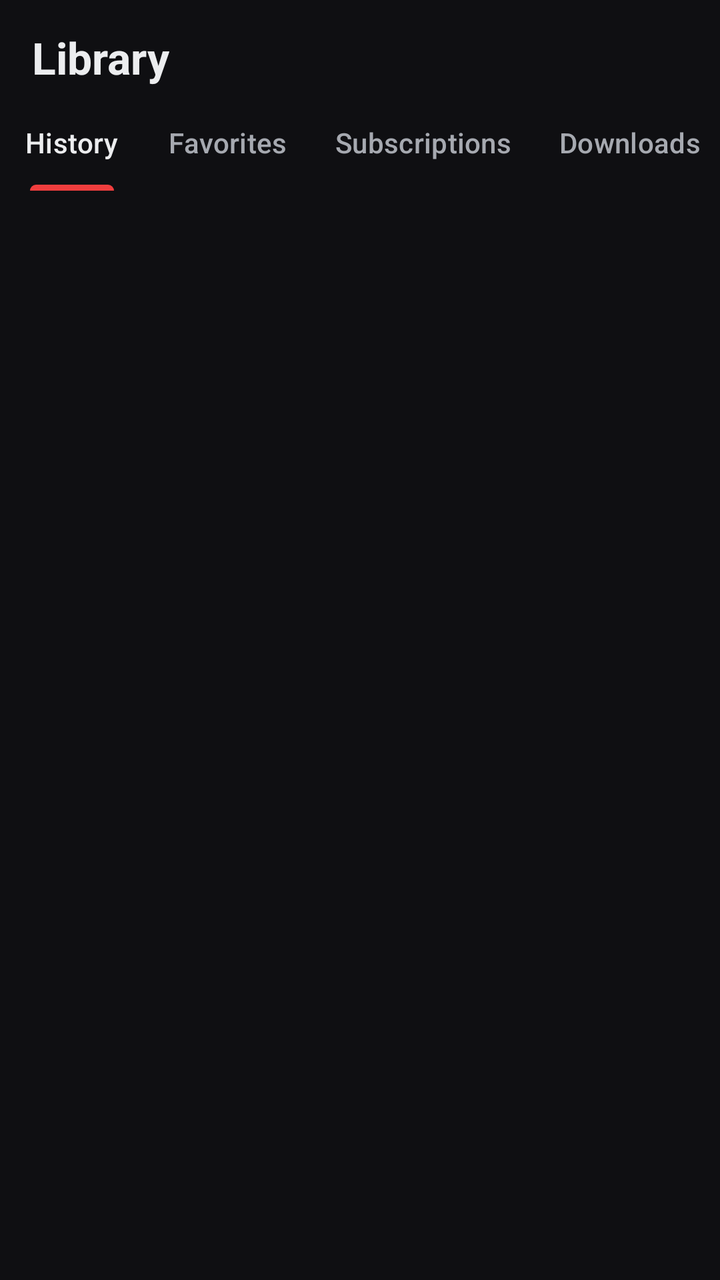
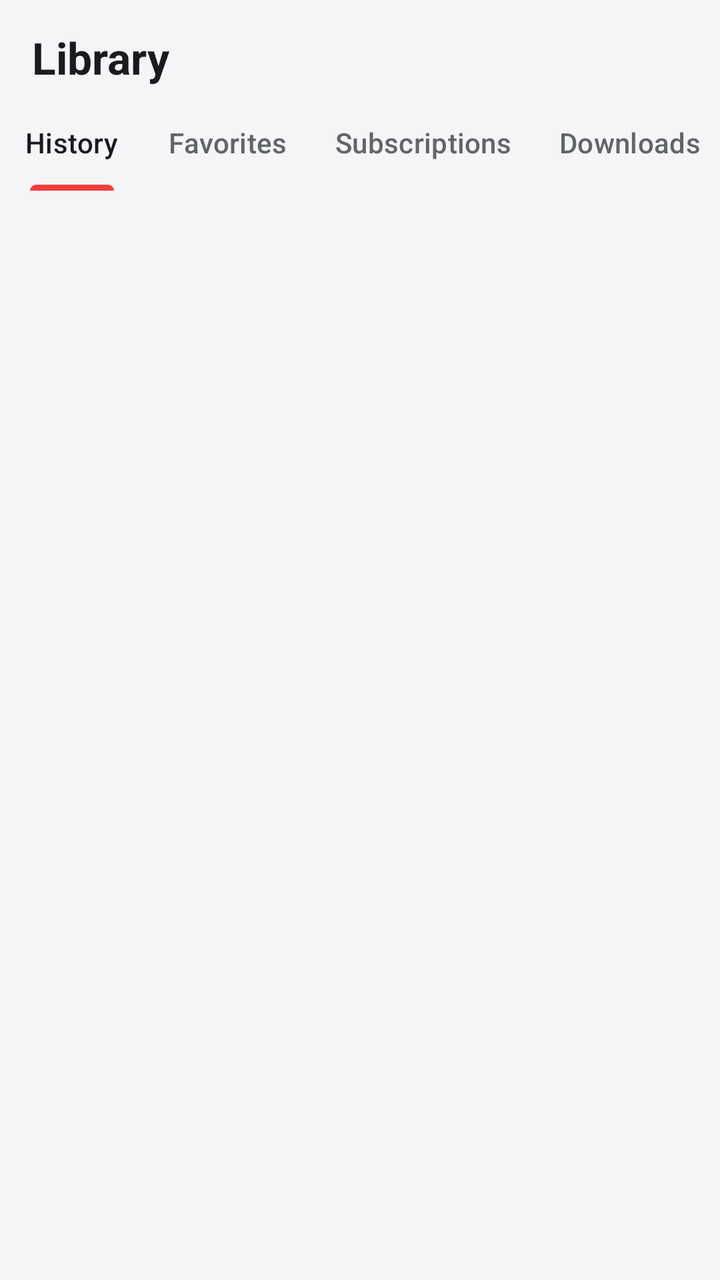

An Android layout rendered at two revisions. The XML below is the earlier revision; the diff shows what the commit changed to produce the second picture.
<!-- AndroidManifest.xml: application theme Theme.SparkTube -->
<!-- res/layout/fragment_library.xml -->
<?xml version="1.0" encoding="utf-8"?>
<LinearLayout xmlns:android="http://schemas.android.com/apk/res/android"
    xmlns:app="http://schemas.android.com/apk/res-auto"
    android:layout_width="match_parent"
    android:layout_height="match_parent"
    android:background="@color/bg"
    android:orientation="vertical">

    <TextView
        android:layout_width="wrap_content"
        android:layout_height="wrap_content"
        android:layout_marginStart="16dp"
        android:layout_marginTop="14dp"
        android:layout_marginBottom="4dp"
        android:text="@string/tab_library"
        android:textColor="@color/on_surface"
        android:textSize="22sp"
        android:textStyle="bold" />

    <com.google.android.material.tabs.TabLayout
        android:id="@+id/tabs"
        style="@style/Widget.Material3.TabLayout"
        android:layout_width="match_parent"
        android:layout_height="wrap_content"
        android:background="@color/bg"
        app:tabGravity="start"
        app:tabMode="scrollable">

        <com.google.android.material.tabs.TabItem
            android:layout_width="wrap_content"
            android:layout_height="wrap_content"
            android:text="@string/tab_history" />

        <com.google.android.material.tabs.TabItem
            android:layout_width="wrap_content"
            android:layout_height="wrap_content"
            android:text="@string/tab_favorites" />

        <com.google.android.material.tabs.TabItem
            android:layout_width="wrap_content"
            android:layout_height="wrap_content"
            android:text="@string/tab_subscriptions" />

        <com.google.android.material.tabs.TabItem
            android:layout_width="wrap_content"
            android:layout_height="wrap_content"
            android:text="@string/tab_downloads" />
    </com.google.android.material.tabs.TabLayout>

    <FrameLayout
        android:layout_width="match_parent"
        android:layout_height="0dp"
        android:layout_weight="1">

        <androidx.recyclerview.widget.RecyclerView
            android:id="@+id/list"
            android:layout_width="match_parent"
            android:layout_height="match_parent"
            android:clipToPadding="false"
            android:paddingStart="12dp"
            android:paddingEnd="12dp"
            android:paddingBottom="110dp" />

        <TextView
            android:id="@+id/emptyView"
            android:layout_width="wrap_content"
            android:layout_height="wrap_content"
            android:layout_gravity="center"
            android:gravity="center"
            android:paddingStart="32dp"
            android:paddingEnd="32dp"
            android:textColor="@color/on_surface_variant"
            android:visibility="gone" />
    </FrameLayout>
</LinearLayout>
<!-- resources referenced by this layout -->
<resources>
  <color name="bg">#0F0F12</color>
  <color name="on_surface">#ECEDEF</color>
  <color name="on_surface_variant">#A6A9B0</color>
  <string name="tab_downloads">Downloads</string>
  <string name="tab_favorites">Favorites</string>
  <string name="tab_history">History</string>
  <string name="tab_library">Library</string>
  <string name="tab_subscriptions">Subscriptions</string>
  <style name="Theme.SparkTube" parent="Theme.Material3.Dark.NoActionBar">
          <item name="colorPrimary">@color/spark_red</item>
          <item name="colorOnPrimary">@color/white</item>
          <item name="colorPrimaryContainer">#3B1D1D</item>
          <item name="colorOnPrimaryContainer">#FFDAD6</item>
  
          <item name="android:colorBackground">@color/bg</item>
          <item name="colorSurface">@color/surface</item>
          <item name="colorOnSurface">@color/on_surface</item>
          <item name="colorOnSurfaceVariant">@color/on_surface_variant</item>
          <item name="colorOutline">@color/outline</item>
  
          <item name="android:windowBackground">@color/bg</item>
          <item name="android:statusBarColor">@color/bg</item>
          <item name="android:navigationBarColor">@color/bg</item>
  
          <item name="tabIndicatorColor">@color/spark_red</item>
          <item name="tabTextColor">@color/on_surface_variant</item>
          <item name="tabSelectedTextColor">@color/on_surface</item>
      </style>
  <color name="spark_red">#F03E3E</color>
  <color name="white">#FFFFFFFF</color>
  <color name="surface">#1C1C20</color>
  <color name="outline">#464A52</color>
</resources>

<!-- the commit's change to res/layout/fragment_library.xml (unified diff, before → after) -->
@@ -3,7 +3,7 @@
     xmlns:app="http://schemas.android.com/apk/res-auto"
     android:layout_width="match_parent"
     android:layout_height="match_parent"
-    android:background="@color/bg"
+    android:background="?attr/screenBg"
     android:orientation="vertical">
 
     <TextView
@@ -22,7 +22,7 @@
         style="@style/Widget.Material3.TabLayout"
         android:layout_width="match_parent"
         android:layout_height="wrap_content"
-        android:background="@color/bg"
+        android:background="?attr/screenBg"
         app:tabGravity="start"
         app:tabMode="scrollable">
 
<!-- resource entries referenced after the edit -->
@@ -1,21 +1,21 @@
 <!-- resources referenced by this layout -->
 <resources>
-  <color name="bg">#0F0F12</color>
-  <color name="on_surface">#ECEDEF</color>
-  <color name="on_surface_variant">#A6A9B0</color>
+  <color name="bg">#F5F5F7</color>
+  <color name="on_surface">#1B1B1F</color>
+  <color name="on_surface_variant">#61646C</color>
   <string name="tab_downloads">Downloads</string>
   <string name="tab_favorites">Favorites</string>
   <string name="tab_history">History</string>
   <string name="tab_library">Library</string>
   <string name="tab_subscriptions">Subscriptions</string>
-  <style name="Theme.SparkTube" parent="Theme.Material3.Dark.NoActionBar">
+  <style name="Theme.SparkTube" parent="Theme.Material3.DayNight.NoActionBar">
           <item name="colorPrimary">@color/spark_red</item>
           <item name="colorOnPrimary">@color/white</item>
-          <item name="colorPrimaryContainer">#3B1D1D</item>
-          <item name="colorOnPrimaryContainer">#FFDAD6</item>
+          <item name="colorPrimaryContainer">#FFE3E0</item>
+          <item name="colorOnPrimaryContainer">#5B1111</item>
   
           <item name="android:colorBackground">@color/bg</item>
-          <item name="colorSurface">@color/surface</item>
+          <item name="colorSurface">@color/bg</item>
           <item name="colorOnSurface">@color/on_surface</item>
           <item name="colorOnSurfaceVariant">@color/on_surface_variant</item>
           <item name="colorOutline">@color/outline</item>
@@ -23,14 +23,23 @@
           <item name="android:windowBackground">@color/bg</item>
           <item name="android:statusBarColor">@color/bg</item>
           <item name="android:navigationBarColor">@color/bg</item>
+          <item name="android:windowLightStatusBar">true</item>
   
           <item name="tabIndicatorColor">@color/spark_red</item>
           <item name="tabTextColor">@color/on_surface_variant</item>
           <item name="tabSelectedTextColor">@color/on_surface</item>
+  
+          <item name="screenBg">@color/bg</item>
+          <item name="cardBg">@color/surface</item>
+          <item name="elevatedBg">@color/surface_elevated</item>
+          <item name="accent">@color/spark_red</item>
+          <item name="accentSoft">@color/chip_selected_bg</item>
       </style>
   <color name="spark_red">#F03E3E</color>
   <color name="white">#FFFFFFFF</color>
-  <color name="surface">#1C1C20</color>
-  <color name="outline">#464A52</color>
+  <color name="surface">#FFFFFF</color>
+  <color name="surface_elevated">#EFEFF2</color>
+  <color name="chip_selected_bg">#33F03E3E</color>
+  <color name="outline">#C9CBD1</color>
 </resources>
 
